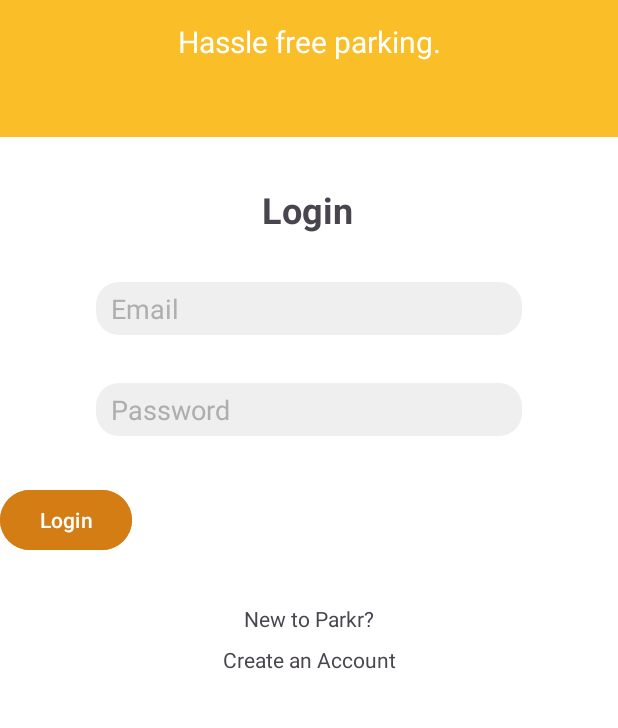
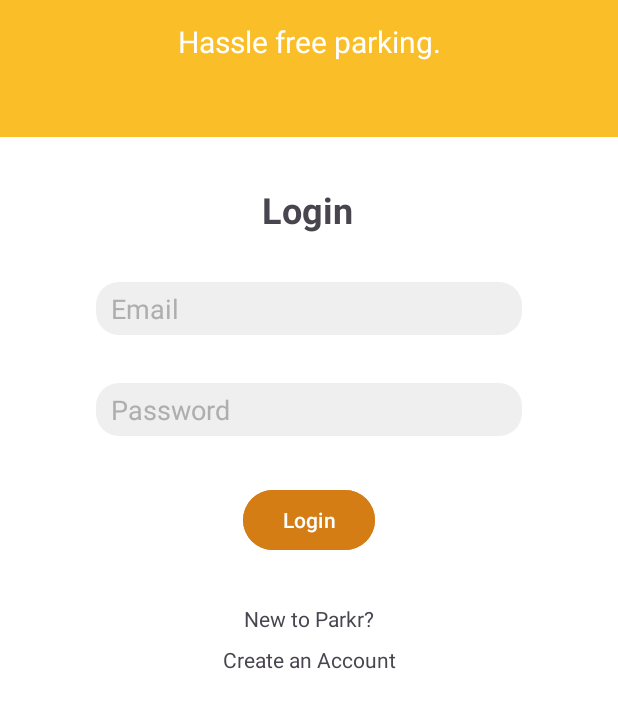
Before and after one commit to NicHerce/MOBDEV-MCO, an Android app: the layout activity_login.xml on its own in the app's theme, with its tools: preview values and no code run, on a phone screen of 412 x 824 dp, the part 273-1001 px from its top. Run offline under Robolectric (Android 15) with nearby library versions, the phone set to English and light mode, and no system bars.

Commit message:
Error fixes for initial Login Layout

```diff
--- a/app/src/main/res/layout/activity_login.xml
+++ b/app/src/main/res/layout/activity_login.xml
@@ -11,7 +11,7 @@
         android:layout_width="308dp"
         android:layout_height="118dp"
         android:layout_marginTop="64dp"
-        android:tint="#FFFFFF"
+        app:tint="#FFFFFF"
         app:layout_constraintEnd_toEndOf="parent"
         app:layout_constraintHorizontal_bias="0.495"
         app:layout_constraintStart_toStartOf="parent"
@@ -101,8 +101,9 @@
             android:layout_marginTop="32dp"
             android:backgroundTint="#D37D14"
             android:text="Login"
-            app:layout_constraintTop_toBottomOf="@+id/editTextTextPassword"
-            tools:layout_editor_absoluteX="160dp" />
+            app:layout_constraintEnd_toEndOf="parent"
+            app:layout_constraintStart_toStartOf="parent"
+            app:layout_constraintTop_toBottomOf="@+id/editTextTextPassword" />
 
         <TextView
             android:id="@+id/textView3"
```
